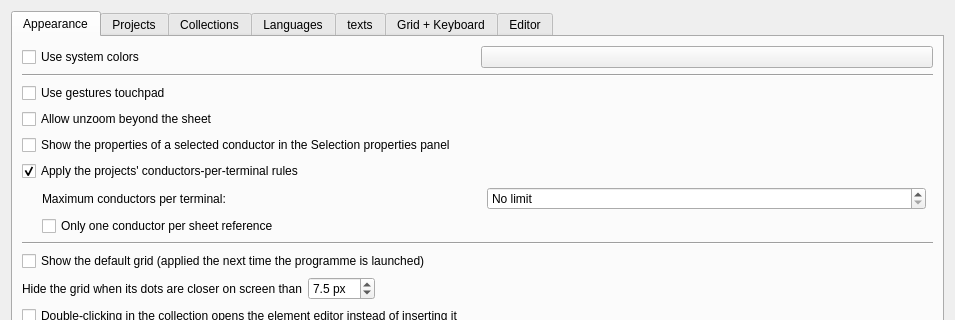
The window that sources/ui/configpage/generalconfigurationpage.ui (qelectrotech/qelectrotech-source-mirror) describes before a commit, drawn with Qt 5; both pictures show x 0 to 955 and y 0 to 320 of the 955 by 604 pixel window.
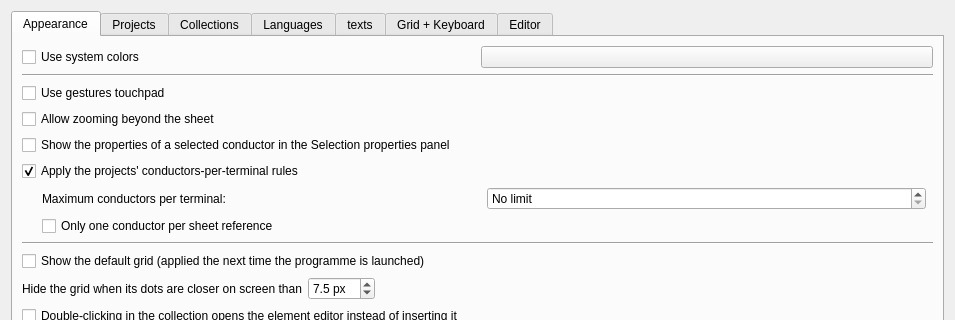
The same window after the commit. Custom widgets are drawn as their Qt base class.

Commit message:
Settings: "Allow zooming beyond the sheet"; crosshair probe for the free pointer
"Allow unzoom beyond the sheet" now reads "Allow zooming beyond the
sheet"; the translations of the old text are carried over to the new
one, since the meaning is the same.

tst_crosshairintegration expects the crosshair under the mouse itself
while hovering, now the default, and on the grid point with the pointer
always on the grid.

The edit to the form file:
```diff
--- a/sources/ui/configpage/generalconfigurationpage.ui
+++ b/sources/ui/configpage/generalconfigurationpage.ui
@@ -59,7 +59,7 @@
        <item>
         <widget class="QCheckBox" name="m_zoom_out_beyond_folio">
          <property name="text">
-          <string>Allow unzoom beyond the sheet</string>
+          <string>Allow zooming beyond the sheet</string>
          </property>
         </widget>
        </item>
```
The commit also changes 35 other files.
